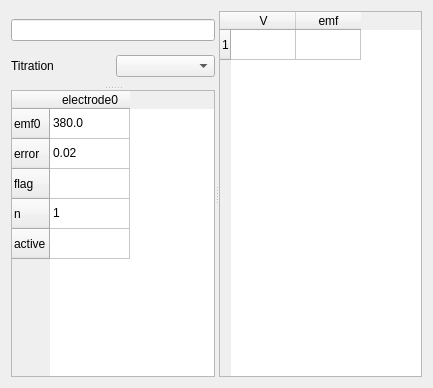
This is forms/emfds.ui in salvadorblasco/apes as Qt 5 draws it before an edit. The edited form follows.
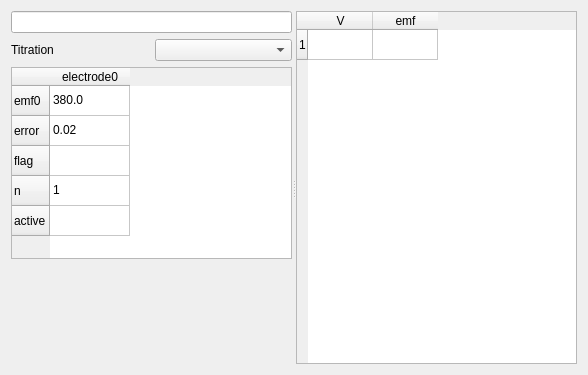
This is the edited form.

Diff of the .ui file:
```diff
--- a/forms/emfds.ui
+++ b/forms/emfds.ui
@@ -6,24 +6,22 @@
    <rect>
     <x>0</x>
     <y>0</y>
-    <width>433</width>
-    <height>388</height>
+    <width>588</width>
+    <height>375</height>
    </rect>
   </property>
   <property name="windowTitle">
    <string>Form</string>
   </property>
-  <layout class="QVBoxLayout" name="verticalLayout_2">
+  <layout class="QVBoxLayout" name="verticalLayout_3">
    <item>
-    <widget class="QSplitter" name="splitter_2">
-     <property name="orientation">
-      <enum>Qt::Horizontal</enum>
-     </property>
      <widget class="QSplitter" name="splitter">
       <property name="orientation">
-       <enum>Qt::Vertical</enum>
-      </property>
-      <widget class="QWidget" name="layoutWidget">
+      <enum>Qt::Horizontal</enum>
+     </property>
+     <widget class="QWidget" name="">
+      <layout class="QVBoxLayout" name="verticalLayout_2">
+       <item>
        <layout class="QVBoxLayout" name="verticalLayout">
         <item>
          <layout class="QHBoxLayout" name="horizontalLayout_2">
@@ -47,7 +45,8 @@
          </layout>
         </item>
        </layout>
-      </widget>
+       </item>
+       <item>
       <widget class="QTableWidget" name="table_params">
        <attribute name="horizontalHeaderDefaultSectionSize">
         <number>80</number>
@@ -98,6 +97,21 @@
         </property>
        </item>
       </widget>
+       </item>
+       <item>
+        <spacer name="verticalSpacer">
+         <property name="orientation">
+          <enum>Qt::Vertical</enum>
+         </property>
+         <property name="sizeHint" stdset="0">
+          <size>
+           <width>250</width>
+           <height>35</height>
+          </size>
+         </property>
+        </spacer>
+       </item>
+      </layout>
      </widget>
      <widget class="QTableWidget" name="table_data">
       <property name="enabled">
```
Lines whose indentation alone changed are shown as unchanged.
